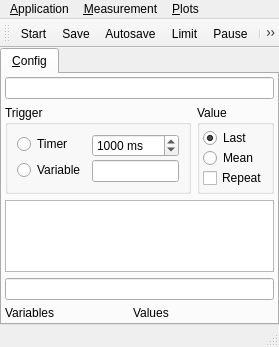
Before: the Qt Designer form pyleco_extras/gui/data_logger/data/DataLogger.ui in BenediktBurger/pyleco-extras, drawn with Qt 5.
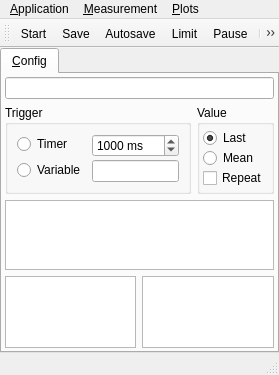
After: the same form once the commit is applied.

Commit message: Use text edit for variables

```diff
--- a/pyleco_extras/gui/data_logger/data/DataLogger.ui
+++ b/pyleco_extras/gui/data_logger/data/DataLogger.ui
@@ -7,7 +7,7 @@
     <x>0</x>
     <y>0</y>
     <width>248</width>
-    <height>321</height>
+    <height>353</height>
    </rect>
   </property>
   <property name="windowTitle">
@@ -49,7 +49,7 @@
         <property name="bottomMargin">
          <number>3</number>
         </property>
-        <item row="2" column="3">
+        <item row="2" column="2">
          <widget class="QGroupBox" name="gbValue">
           <property name="toolTip">
            <string>Takes effect at next measurement start.</string>
@@ -109,51 +109,7 @@
           </layout>
          </widget>
         </item>
-        <item row="4" column="0" colspan="4">
-         <widget class="QLineEdit" name="leVariables">
-          <property name="toolTip">
-           <string>Variables to save. This line is appended to the header. Use time for the time in seconds today.</string>
-          </property>
-         </widget>
-        </item>
-        <item row="5" column="2" colspan="2">
-         <widget class="QLabel" name="lbValues">
-          <property name="text">
-           <string>Values</string>
-          </property>
-         </widget>
-        </item>
-        <item row="3" column="0" colspan="4">
-         <widget class="QPlainTextEdit" name="leHeader">
-          <property name="toolTip">
-           <string>Header of the save file.</string>
-          </property>
-          <property name="sizeAdjustPolicy">
-           <enum>QAbstractScrollArea::AdjustToContentsOnFirstShow</enum>
-          </property>
-         </widget>
-        </item>
-        <item row="1" column="0" colspan="4">
-         <widget class="QLineEdit" name="leSavedName">
-          <property name="toolTip">
-           <string>Name of the saved file.</string>
-          </property>
-          <property name="readOnly">
-           <bool>true</bool>
-          </property>
-         </widget>
-        </item>
-        <item row="5" column="0" colspan="2">
-         <widget class="QLabel" name="lbVariables">
-          <property name="toolTip">
-           <string>Variable values of the last data point.</string>
-          </property>
-          <property name="text">
-           <string>Variables</string>
-          </property>
-         </widget>
-        </item>
-        <item row="2" column="0" colspan="3">
+        <item row="2" column="0" colspan="2">
          <widget class="QGroupBox" name="gbTrigger">
           <property name="toolTip">
            <string>Takes effect immediately!</string>
@@ -223,6 +179,64 @@
           </layout>
          </widget>
         </item>
+        <item row="3" column="0" colspan="3">
+         <widget class="QPlainTextEdit" name="leHeader">
+          <property name="toolTip">
+           <string>Header of the save file.</string>
+          </property>
+          <property name="sizeAdjustPolicy">
+           <enum>QAbstractScrollArea::AdjustToContentsOnFirstShow</enum>
+          </property>
+         </widget>
+        </item>
+        <item row="1" column="0" colspan="3">
+         <widget class="QLineEdit" name="leSavedName">
+          <property name="toolTip">
+           <string>Name of the saved file.</string>
+          </property>
+          <property name="readOnly">
+           <bool>true</bool>
+          </property>
+         </widget>
+        </item>
+        <item row="4" column="0" colspan="3">
+         <widget class="QWidget" name="widget" native="true">
+          <layout class="QHBoxLayout" name="horizontalLayout">
+           <property name="leftMargin">
+            <number>0</number>
+           </property>
+           <property name="topMargin">
+            <number>0</number>
+           </property>
+           <property name="rightMargin">
+            <number>0</number>
+           </property>
+           <property name="bottomMargin">
+            <number>0</number>
+           </property>
+           <item>
+            <widget class="QPlainTextEdit" name="teVariables">
+             <property name="toolTip">
+              <string>Variables to save. This line is appended to the header. Use time for the time in seconds today. Use leading period to repeat the publisher name.</string>
+             </property>
+             <property name="lineWrapMode">
+              <enum>QPlainTextEdit::NoWrap</enum>
+             </property>
+            </widget>
+           </item>
+           <item>
+            <widget class="QPlainTextEdit" name="teValues">
+             <property name="lineWrapMode">
+              <enum>QPlainTextEdit::NoWrap</enum>
+             </property>
+             <property name="readOnly">
+              <bool>true</bool>
+             </property>
+            </widget>
+           </item>
+          </layout>
+         </widget>
+        </item>
        </layout>
       </widget>
      </widget>
```
Left out of the diff: 1 changed line with no effect on the pictures. The commit also changes 4 other files.
